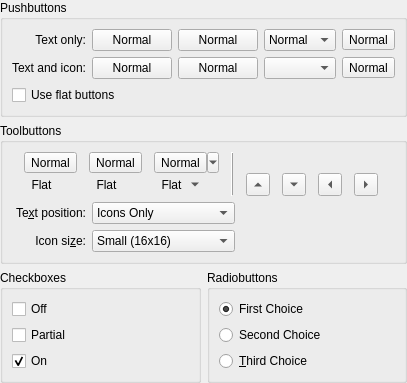
Above: kstyle/demo/ui/oxygenbuttondemowidget.ui from KDE/oxygen before the change. Below: the same form after it.
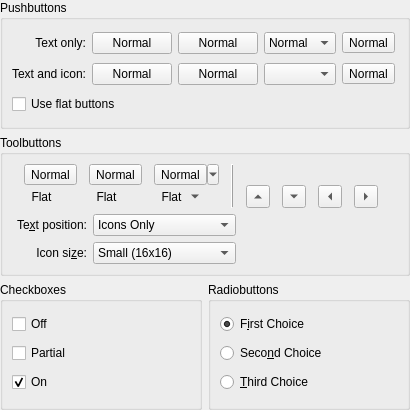
That is the form after the change. Custom widgets are drawn as their Qt base class.

Commit message: fixed tab order

The edit to the form file:
```diff
--- a/kstyle/demo/ui/oxygenbuttondemowidget.ui
+++ b/kstyle/demo/ui/oxygenbuttondemowidget.ui
@@ -6,8 +6,8 @@
    <rect>
     <x>0</x>
     <y>0</y>
-    <width>395</width>
-    <height>370</height>
+    <width>410</width>
+    <height>410</height>
    </rect>
   </property>
   <layout class="QGridLayout" name="gridLayout">
@@ -90,7 +90,7 @@
            <bool>true</bool>
           </property>
           <property name="text">
-           <string>First Choice</string>
+           <string>F&amp;irst Choice</string>
           </property>
           <property name="checked">
            <bool>true</bool>
@@ -100,7 +100,7 @@
         <item>
          <widget class="QRadioButton" name="radioButton_2">
           <property name="text">
-           <string>Second Choice</string>
+           <string>Seco&amp;nd Choice</string>
           </property>
          </widget>
         </item>
```
Left out of the diff: 4 changed lines with no effect on the pictures.
